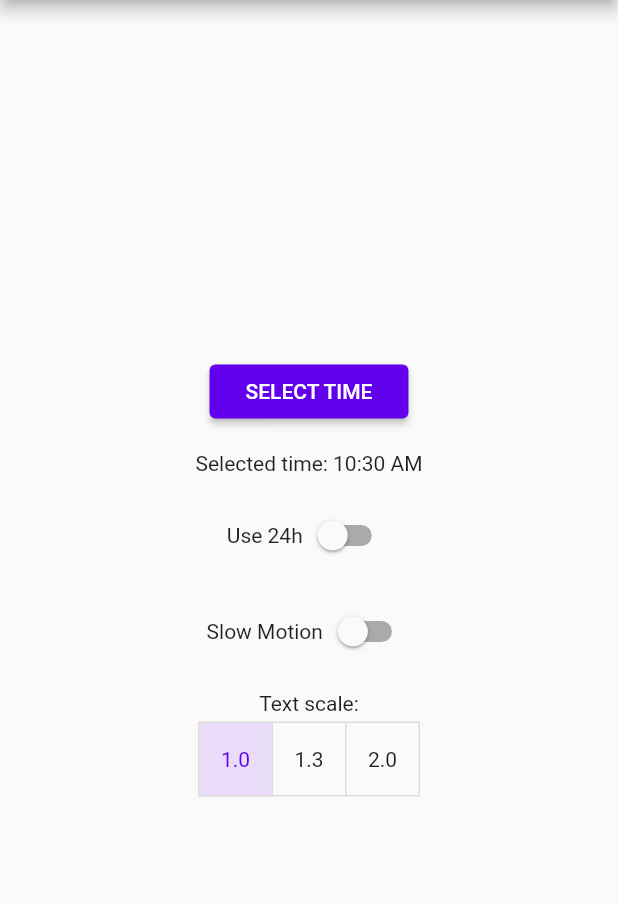
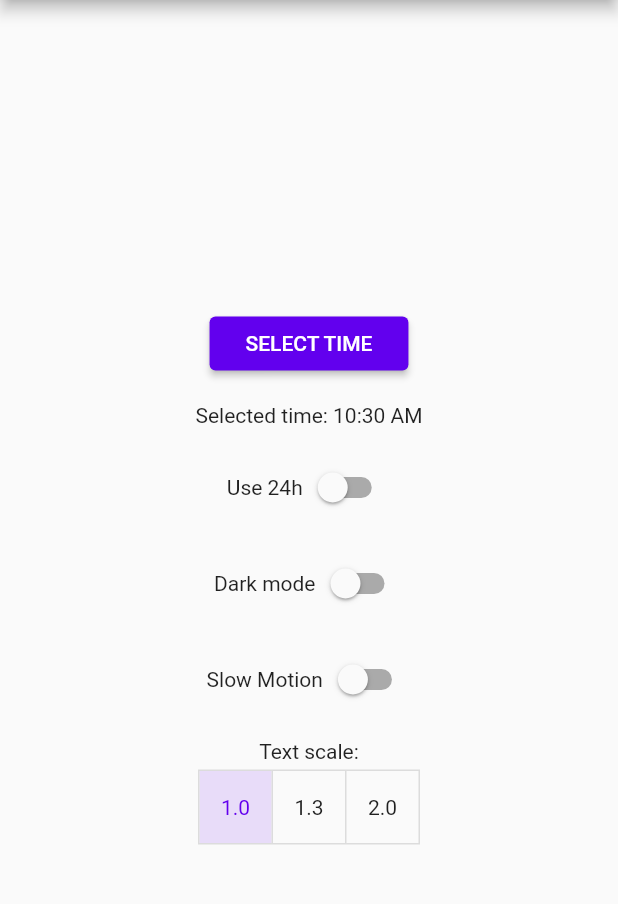
Before and after one commit to rami-a/time_picker_demo, a Flutter app: the screen it shows after launch, on a phone screen of 412 x 824 dp, the part 84-988 px from its top. Run offline on Flutter 3.47's test engine with Material 2 defaults, Android fonts, the light colour scheme and no system bars.

Commit message:
Add dark mode toggle

```diff
--- a/lib/main.dart
+++ b/lib/main.dart
@@ -1,31 +1,58 @@
 import 'package:flutter/material.dart';
 import 'package:flutter/scheduler.dart';
-import 'package:intl/intl.dart';
 
 void main() {
   runApp(MyApp());
 }
 
-class MyApp extends StatelessWidget {
+class MyApp extends StatefulWidget {
+  @override
+  _MyAppState createState() => _MyAppState();
+}
+
+class _MyAppState extends State<MyApp> {
+  bool _isDark = false;
+
   @override
   Widget build(BuildContext context) {
     return MaterialApp(
       title: 'Time Picker Demo',
+      themeMode: _isDark ? ThemeMode.dark : ThemeMode.light,
       theme: ThemeData(
+        brightness: Brightness.light,
         primaryColor: ColorScheme.light().primary,
         colorScheme: ColorScheme.light(),
         buttonTheme: ButtonThemeData(
           textTheme: ButtonTextTheme.primary,
         ),
         toggleableActiveColor: ColorScheme.light().primary,
-        highlightColor: Colors.transparent
+        highlightColor: Colors.transparent,
       ),
-      home: MyHomePage(),
+      darkTheme: ThemeData(
+        brightness: Brightness.dark,
+        primaryColor: ColorScheme.dark().primary,
+        colorScheme: ColorScheme.dark(),
+        buttonTheme: ButtonThemeData(
+          textTheme: ButtonTextTheme.primary,
+        ),
+        toggleableActiveColor: ColorScheme.dark().primary,
+        highlightColor: Colors.transparent,
+      ),
+      home: MyHomePage(
+        onDarkModeChanged: (value) {
+          setState(() {
+            _isDark = value;
+          });
+        },
+      ),
     );
   }
 }
 
 class MyHomePage extends StatefulWidget {
+  const MyHomePage({Key key, this.onDarkModeChanged}) : super(key: key);
+
+  final ValueChanged<bool> onDarkModeChanged;
 
   @override
   _MyHomePageState createState() => _MyHomePageState();
@@ -34,6 +61,7 @@ class MyHomePage extends StatefulWidget {
 class _MyHomePageState extends State<MyHomePage> {
   TimeOfDay _time = TimeOfDay.now();
   bool _isSlow = false;
+  bool _isDark = false;
   bool _use24hour = false;
   List<bool> _isSelected = [true, false, false];
 
@@ -104,6 +132,22 @@ class _MyHomePageState extends State<MyHomePage> {
                   Row(
                     mainAxisAlignment: MainAxisAlignment.center,
                     children: [
+                      Text('Dark mode'),
+                      Switch(
+                        value: _isDark,
+                        onChanged: (value) {
+                          setState(() {
+                            _isDark = value;
+                            widget.onDarkModeChanged(_isDark);
+                          });
+                        },
+                      )
+                    ],
+                  ),
+                  SizedBox(height: 16),
+                  Row(
+                    mainAxisAlignment: MainAxisAlignment.center,
+                    children: [
                       Text('Slow Motion'),
                       Switch(
                         value: _isSlow,
--- a/pubspec.yaml
+++ b/pubspec.yaml
@@ -30,7 +30,6 @@ dependencies:
   # The following adds the Cupertino Icons font to your application.
   # Use with the CupertinoIcons class for iOS style icons.
   cupertino_icons: ^0.1.3
-  intl: 0.16.1
 
 dev_dependencies:
   flutter_test:
```
Also changed, not shown: 13 other files.
